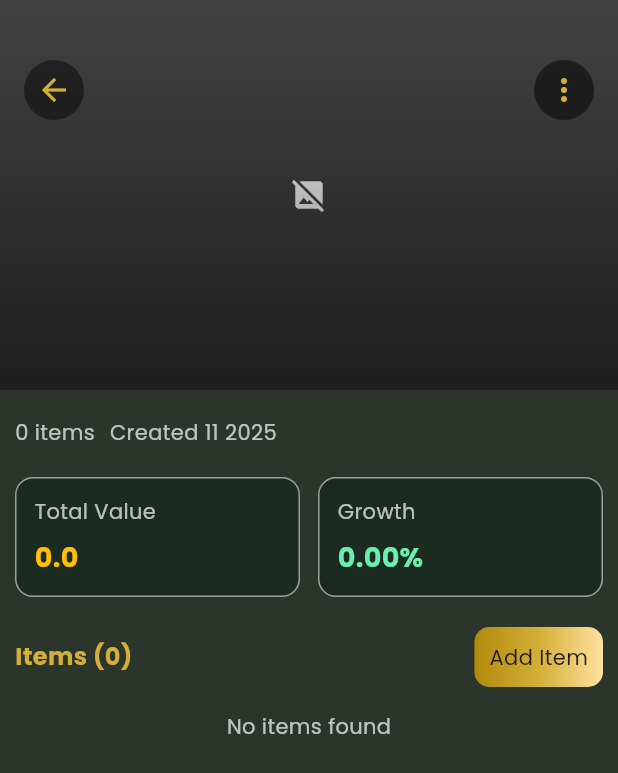
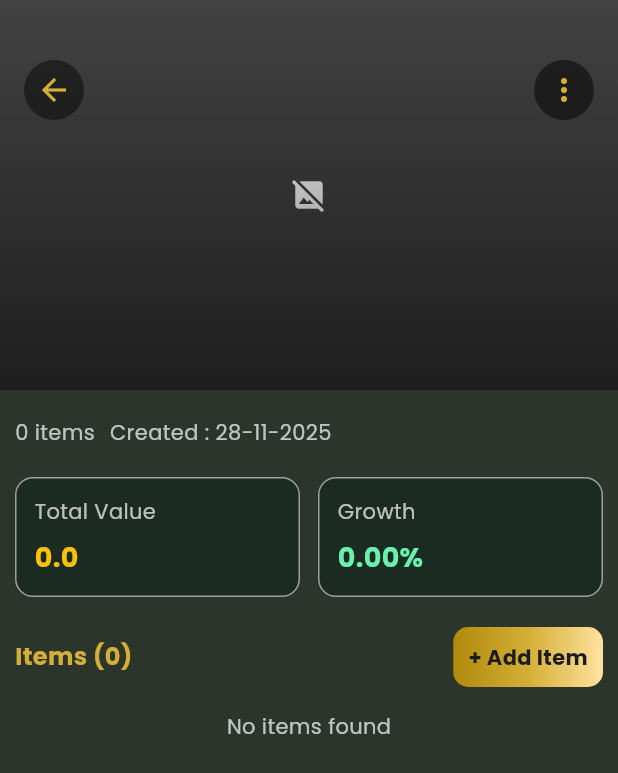
Before and after one commit to santoshparthe0117-maker/klektion, a Flutter app: the CollectionDetailsScreen screen opened directly with empty values, on a phone screen of 412 x 824 dp. Shown: the top 773 px of the screen. Run offline on Flutter 3.47's test engine with Material 3 defaults, Android fonts, the phone set to English and light mode, and no system bars; our stand-ins replace app_links, csv, email_validator, flutter_image_compress, geolocator, get and 9 more; missing offline and left inert: bcrypt; accounts and stored records are empty.

Commit message:
design changes

```diff
--- a/lib/main.dart
+++ b/lib/main.dart
@@ -5,6 +5,7 @@ import 'package:supabase_flutter/supabase_flutter.dart';
 import 'bindings/app_binding.dart';
 import 'routes/app_pages.dart';
 import 'routes/app_routes.dart';
+import 'services/deep_link_service.dart';
 import 'utils/color_constants.dart';
 import 'utils/constants.dart';
 
@@ -16,6 +17,8 @@ void main() async {
     url: AppConstants.supabaseUrl,
     anonKey: AppConstants.supabaseAnonKey,
   );
+  final deepLinkService = DeepLinkService();
+  deepLinkService.init();
 
   runApp(const MyApp());
 }
--- a/lib/screens/features/collections/screens/collection_details.dart
+++ b/lib/screens/features/collections/screens/collection_details.dart
@@ -195,7 +195,7 @@ class _CollectionDetailsScreenState extends State<CollectionDetailsScreen> {
                       ),
                       const SizedBox(width: 10),
                       Text(
-                        "Created ${_formatDate(widget.collection.createdAt)}",
+                        "Created : ${_formatDate(widget.collection.createdAt)}",
                         style: const TextStyle(color: Colors.white70),
                       ),
                     ],
@@ -248,7 +248,10 @@ class _CollectionDetailsScreenState extends State<CollectionDetailsScreen> {
                                   gradient: goldGradient,
                                   borderRadius: BorderRadius.circular(10),
                                 ),
-                                child: const Text("Add Item"),
+                                child: const Text(
+                                  "+ Add Item",
+                                  style: TextStyle(fontWeight: FontWeight.bold),
+                                ),
                               ),
                             ),
                     ],
@@ -331,9 +334,7 @@ class _CollectionDetailsScreenState extends State<CollectionDetailsScreen> {
 
                   /// 🔥 Important!
                   /// Close the current CollectionDetailsScreen and return to previous list screen.
-                  Future.delayed(Duration(milliseconds: 120), () {
-                    Get.back(); // ⬅ go back to list screen
-                  });
+                  Get.back();
                 } else {
                   Get.snackbar(
                     "Error",
@@ -517,6 +518,6 @@ class _CollectionDetailsScreenState extends State<CollectionDetailsScreen> {
   }
 
   String _formatDate(DateTime date) {
-    return "${date.month} ${date.year}";
+    return "${date.day}-${date.month}-${date.year}";
   }
 }
--- a/lib/screens/features/discover/controllers/discover_controller.dart
+++ b/lib/screens/features/discover/controllers/discover_controller.dart
@@ -33,7 +33,8 @@ class DiscoverController extends GetxController {
       final response = await supabase
           .from("collections")
           .select("*, collection_images(image_url)")
-          .limit(10);
+          .eq("is_deleted", false) // 🔥 ADD THIS LINE
+          .limit(30);
 
       trendingCollections.value = response;
     } catch (e) {
--- a/pubspec.yaml
+++ b/pubspec.yaml
@@ -68,6 +68,8 @@ dependencies:
   crypto: ^3.0.7
   flutter_image_compress: ^2.4.0
   bcrypt: ^1.1.3
+  app_links: ^6.4.1
+  share_plus: ^12.0.1
 
 dev_dependencies:
   flutter_test:
```
Also changed, not shown: assets/images/assetlinks.json (added, +12 -0 lines), lib/screens/features/items/screens/item_details_screen.dart (+16 -1 lines), lib/services/deep_link_service.dart (added, +47 -0 lines), pubspec.lock, 5 other files.
